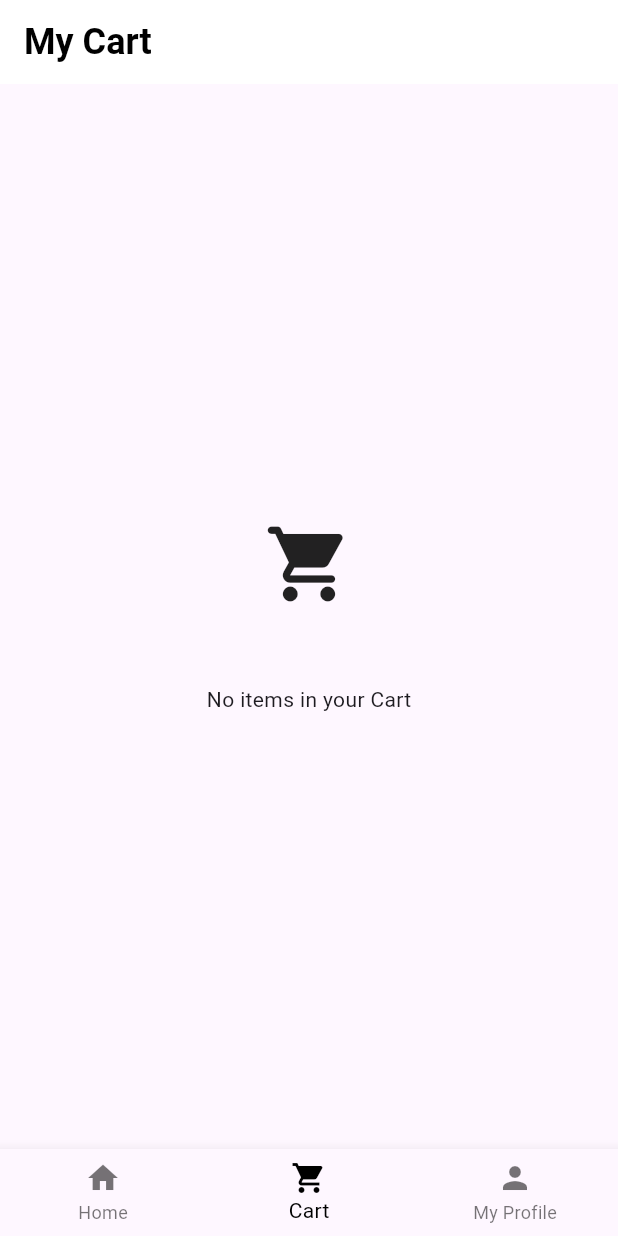
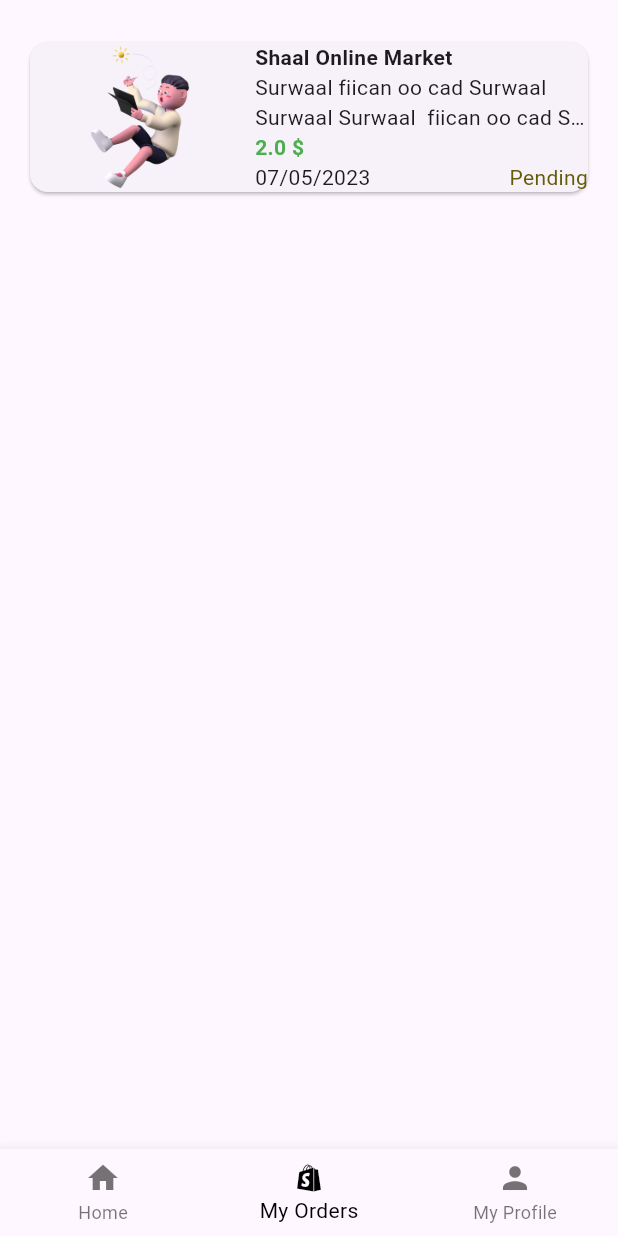
Before and after one commit to Semedii/Suuq, a Flutter app: the screen it shows once a user with an empty profile is signed in, item 2 of the bottom bar chosen, on a phone screen of 412 x 824 dp. Run offline on Flutter 3.47's test engine with Material 3 defaults, Android fonts, the light colour scheme and no system bars; our stand-ins replace auto_route, carousel_slider, cloud_firestore, dots_indicator, firebase_auth, firebase_core and 4 more; accounts and stored records are empty; generated files the repository leaves out were written again.

Commit message:
created orders page

```diff
--- a/lib/pages/main_page.dart
+++ b/lib/pages/main_page.dart
@@ -2,9 +2,9 @@
 import 'package:flutter/material.dart';
 import 'package:flutter_riverpod/flutter_riverpod.dart';
 import 'package:suuq/notifiers/bottomNavBar/bottom_nav_bar_notifier.dart';
-import 'package:suuq/pages/cart_page.dart';
 import 'package:suuq/pages/homepage/home_page.dart';
 import 'package:suuq/pages/my_profile_page.dart';
+import 'package:suuq/pages/orders_page.dart';
 import 'package:suuq/utils/app_colors.dart';
 
 @RoutePage()
@@ -18,7 +18,7 @@
     final indexBottomNavbar = ref.watch(bottomNavBarNotifierProvider);
     final bodies = [
       const HomePage(),
-      const CartPage(),
+       OrdersPage(),
       const MyProfilePage(),
     ];
     return Scaffold(
@@ -29,7 +29,7 @@
         items: const [
           BottomNavigationBarItem(icon: Icon(Icons.home), label: "Home"),
           BottomNavigationBarItem(
-              icon: Icon(Icons.shopping_cart), label: "Cart"),
+              icon: Icon(Icons.shopify_sharp), label: "My Orders"),
           BottomNavigationBarItem(icon: Icon(Icons.person), label: "My Profile")
         ],
       ),
--- /dev/null
+++ b/lib/pages/orders_page.dart
@@ -0,0 +1,96 @@
+import 'package:flutter/material.dart';
+import 'package:suuq/models/product.dart';
+import 'package:suuq/utils/app_colors.dart';
+import 'package:suuq/utils/app_styles.dart';
+import 'package:suuq/utils/enums/category_enum.dart';
+
+class OrdersPage extends StatelessWidget {
+  OrdersPage({super.key});
+
+  final Product product = Product(
+      sellerName: "Shaal Online Market",
+      imageUrl: ["assets/images/boy.png"],
+      description:
+          "Surwaal fiican oo cad Surwaal Surwaal Surwaal  fiican oo cad Surwaal fiican oo cad",
+      price: 2,
+      category: Category.clothes);
+  @override
+  Widget build(BuildContext context) {
+    return Padding(
+      padding: AppStyles.edgeInsetsH16V24,
+      child: Column(
+        children: [
+          Card(
+              child: Row(
+            children: [
+              _buildImage(),
+              _buildInfo(),
+            ],
+          ))
+        ],
+      ),
+    );
+  }
+
+  Image _buildImage() {
+    return Image.asset(
+      product.imageUrl.first ?? "",
+      height: 100,
+      width: 150,
+    );
+  }
+
+  Expanded _buildInfo() {
+    return Expanded(
+      child: SizedBox(
+        height: 100,
+        child: Column(
+          crossAxisAlignment: CrossAxisAlignment.start,
+          mainAxisAlignment: MainAxisAlignment.spaceAround,
+          children: [
+            _buildSellerName(),
+            _buildDescription(),
+            _buildPrice(),
+            _buildDateAndStatus()
+          ],
+        ),
+      ),
+    );
+  }
+
+  Text _buildSellerName() {
+    return Text(
+      product.sellerName,
+      style: const TextStyle(fontWeight: FontWeight.bold),
+    );
+  }
+
+  Text _buildDescription() => Text(
+        product.description,
+        maxLines: 2,
+        overflow: TextOverflow.ellipsis,
+      );
+
+  Text _buildPrice() {
+    return Text(
+      "${product.price.toString()} \$",
+      style: const TextStyle(
+        color: AppColors.green,
+        fontWeight: FontWeight.bold,
+      ),
+    );
+  }
+
+  Row _buildDateAndStatus() {
+    return const Row(
+      children: [
+        Text("07/05/2023"),
+        Spacer(),
+        Text(
+          "Pending",
+          style: TextStyle(color: Color.fromARGB(255, 101, 92, 7)),
+        )
+      ],
+    );
+  }
+}
```
